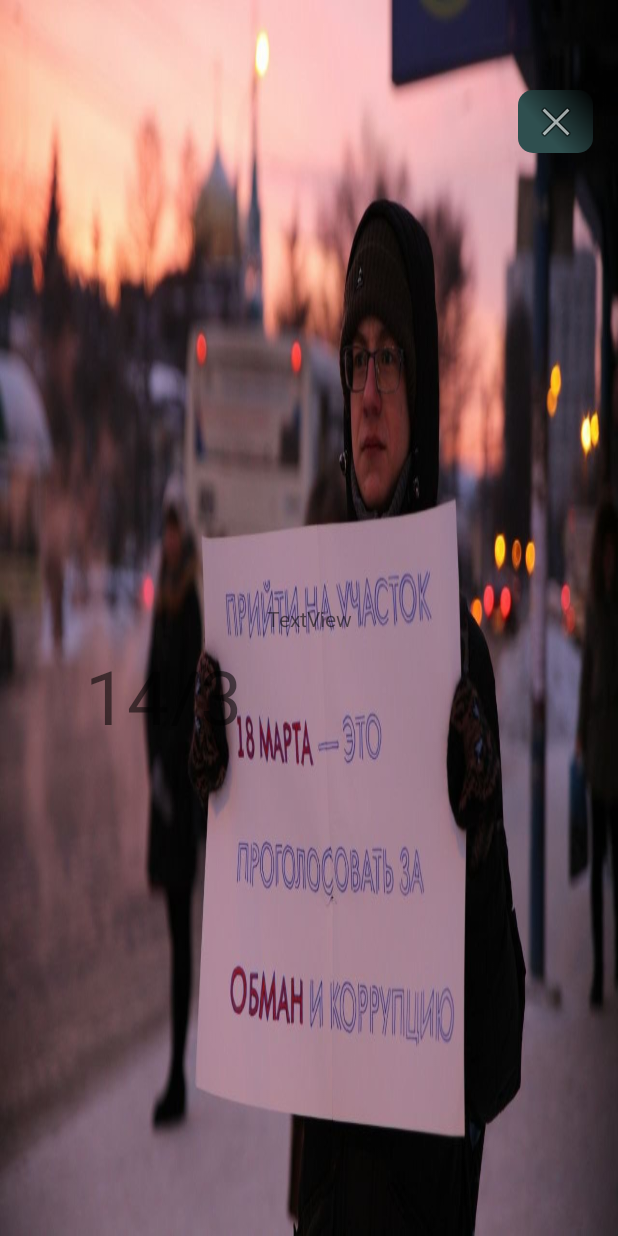
After one commit to tamplleer/TestRussian, an Android app: the layout activity_end_game.xml on its own in the app's theme, with its tools: preview values and no code run, on a phone screen of 412 x 824 dp. The commit adds this screen. Run offline under Robolectric (Android 15) with nearby library versions, the phone set to English and light mode, and no system bars.

Commit message:
Да все тут исправлено(нет), звук +

```diff
--- a/app/src/main/java/com/tamplleer/testrussian/S.java
+++ b/app/src/main/java/com/tamplleer/testrussian/S.java
@@ -15,6 +15,7 @@ public class S {
     public static TextView charTextV;
     public static int delet = 0;
     public static int type;
+    public static int lengsInScore;
     public static int steps=0;
     public static int win = 0;
     public static boolean right = false;
@@ -23,6 +24,7 @@ public class S {
     public static int pravi = 0;
     public static int x = 0;
 
+    public static int aS = 0;
 
 
     public static String allWord =
--- /dev/null
+++ b/app/src/main/java/com/tamplleer/testrussian/SpleshScreenactivity.java
@@ -0,0 +1,38 @@
+package com.tamplleer.testrussian;
+
+
+  import android.content.Intent;
+          import android.os.Handler;
+          import android.support.v7.app.AppCompatActivity;
+          import android.os.Bundle;
+          import android.view.Window;
+          import android.view.WindowManager;
+
+public class SpleshScreenactivity extends AppCompatActivity {
+
+    private static int SPLASH_TIME_OUT = 3000;
+    protected void onCreate(Bundle savedInstanceState) {
+        requestWindowFeature(Window.FEATURE_NO_TITLE);
+        super.onCreate(savedInstanceState);
+        getSupportActionBar().hide();
+        getWindow().setFlags(WindowManager.LayoutParams.FLAG_FULLSCREEN,
+                WindowManager.LayoutParams.FLAG_FULLSCREEN);
+          setContentView(R.layout.activity_splesh_screenactivity);
+        handler();
+
+    }
+    private void handler(){
+        new Handler().postDelayed(new Runnable() {
+
+            @Override
+            public void run() {
+                Intent intent = new Intent(SpleshScreenactivity.this,
+                        MainActivity.class);
+                startActivity(intent);
+
+                finish();
+            }
+        }, SPLASH_TIME_OUT);
+    }
+
+}
--- /dev/null
+++ b/app/src/main/res/layout/activity_end_game.xml
@@ -0,0 +1,57 @@
+<?xml version="1.0" encoding="utf-8"?>
+<android.support.constraint.ConstraintLayout xmlns:android="http://schemas.android.com/apk/res/android"
+    xmlns:app="http://schemas.android.com/apk/res-auto"
+    xmlns:tools="http://schemas.android.com/tools"
+    android:layout_width="match_parent"
+    android:layout_height="match_parent"
+    android:background="@drawable/fotodena"
+    tools:context="com.tamplleer.testrussian.endGame">
+
+    <TextView
+        android:id="@+id/endText"
+        android:layout_width="wrap_content"
+        android:layout_height="wrap_content"
+        android:layout_marginBottom="8dp"
+        android:layout_marginLeft="8dp"
+        android:layout_marginRight="8dp"
+        android:layout_marginTop="8dp"
+        android:text="TextView"
+        app:layout_constraintBottom_toBottomOf="parent"
+        app:layout_constraintLeft_toLeftOf="parent"
+        app:layout_constraintRight_toRightOf="parent"
+        app:layout_constraintTop_toTopOf="parent" />
+    <ImageButton
+        android:id="@+id/endexit"
+        android:layout_width="50dp"
+        android:layout_height="42dp"
+        android:onClick="endexit"
+        android:background="@drawable/battonshape"
+        app:srcCompat="@android:drawable/ic_menu_close_clear_cancel"
+        app:layout_constraintTop_toTopOf="parent"
+        android:layout_marginTop="8dp"
+        app:layout_constraintBottom_toBottomOf="parent"
+        android:layout_marginBottom="8dp"
+        android:layout_marginLeft="8dp"
+        app:layout_constraintLeft_toLeftOf="parent"
+        android:layout_marginRight="8dp"
+        app:layout_constraintRight_toRightOf="parent"
+        app:layout_constraintHorizontal_bias="0.974"
+        app:layout_constraintVertical_bias="0.068" />
+
+    <TextView
+        android:id="@+id/tt"
+        android:layout_width="299dp"
+        android:layout_height="54dp"
+        android:layout_marginBottom="8dp"
+        android:layout_marginLeft="8dp"
+        android:layout_marginRight="8dp"
+        android:layout_marginTop="8dp"
+        android:text="14/3"
+        android:textSize="50dp"
+        app:layout_constraintBottom_toBottomOf="parent"
+        app:layout_constraintLeft_toLeftOf="parent"
+        app:layout_constraintRight_toRightOf="parent"
+        app:layout_constraintTop_toBottomOf="@+id/endText"
+        app:layout_constraintVertical_bias="0.0" />
+
+</android.support.constraint.ConstraintLayout>
--- a/app/src/main/res/layout/activity_main.xml
+++ b/app/src/main/res/layout/activity_main.xml
@@ -5,7 +5,7 @@
     android:id="@+id/constrainlayout"
     android:layout_width="match_parent"
     android:layout_height="match_parent"
-    android:background="@color/Khaki"
+    android:background="@drawable/fon"
     tools:context="com.tamplleer.testrussian.MainActivity">
 
     <TextView
@@ -19,7 +19,8 @@
         app:layout_constraintLeft_toLeftOf="parent"
         app:layout_constraintRight_toRightOf="parent"
         app:layout_constraintTop_toTopOf="parent"
-        app:layout_constraintVertical_bias="0.396" />
+        app:layout_constraintVertical_bias="0.297"
+        app:layout_constraintHorizontal_bias="0.501" />
 
     <ImageButton
         android:id="@+id/exit"
```
Also changed, not shown: app/src/main/AndroidManifest.xml (+7 -1 lines), app/src/main/java/com/tamplleer/testrussian/MainActivity.java (+18 -17 lines), app/src/main/java/com/tamplleer/testrussian/Text.java (+12 -58 lines), app/src/main/java/com/tamplleer/testrussian/endGame.java (added, +132 -0 lines), app/src/main/res/layout/activity_splesh_screenactivity.xml (added, +10 -0 lines), app/src/main/res/drawable/fon.jpg (added), app/src/main/res/drawable/fonred.jpg (added), app/src/main/res/drawable/fonspash.jpg (added).
